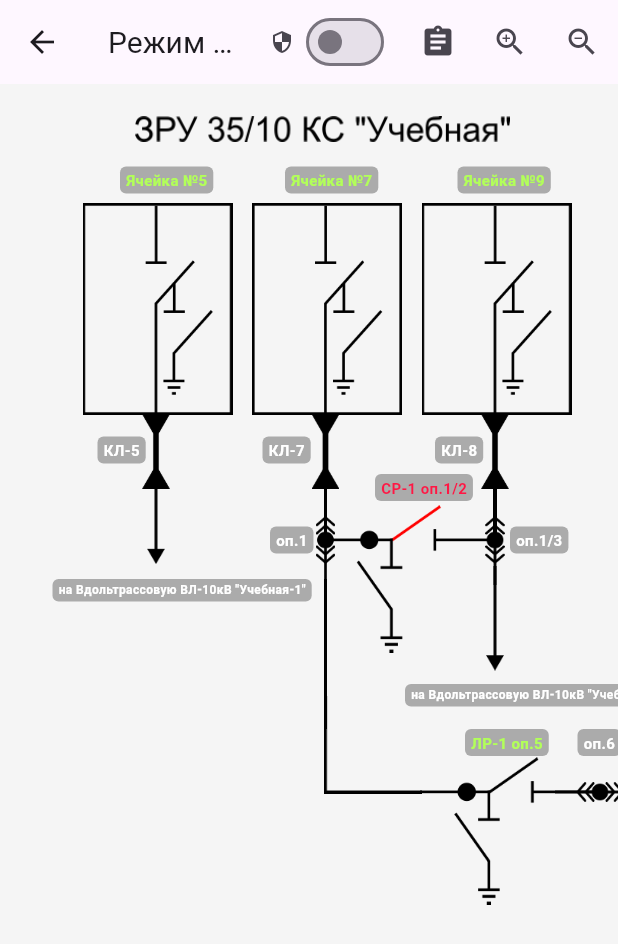
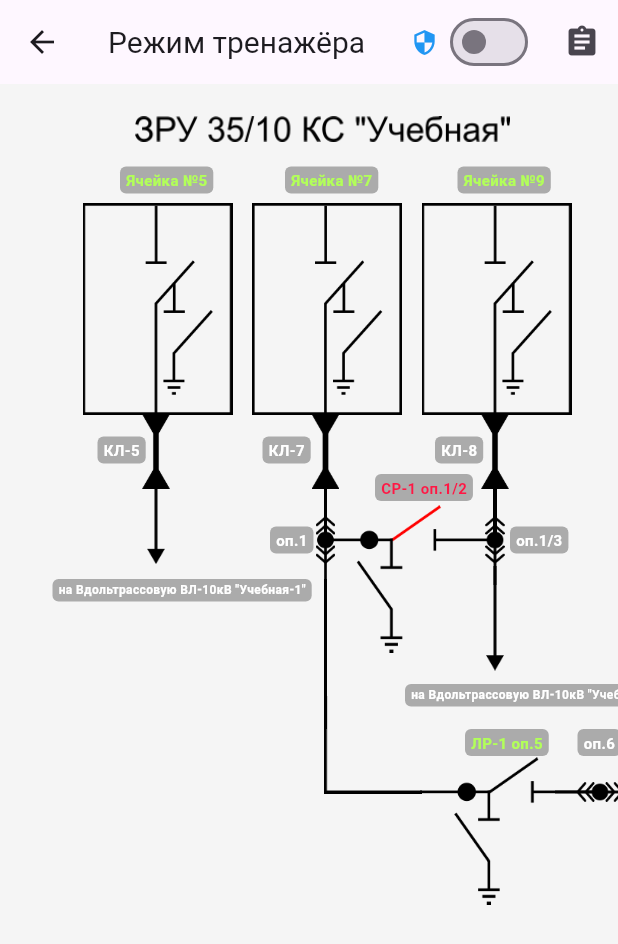
Before and after one commit to AlekseyShkolkin/shema5, a Flutter app: the SchemeScreen screen opened by its route, on a phone screen of 412 x 824 dp. Shown: the top 944 px of the screen. Run offline on Flutter 3.47's test engine with Material 2 defaults, Android fonts, the light colour scheme and no system bars.

Commit message:
modified:   lib/screens/scheme_screen.dart

```diff
--- a/lib/screens/scheme_screen.dart
+++ b/lib/screens/scheme_screen.dart
@@ -1563,9 +1563,7 @@ class _SchemeScreenState extends State<SchemeScreen>
     return Scaffold(
       appBar: AppBar(
         title: Text(
-          _isTaskMode
-              ? _currentTask?.title ?? 'Режим заданий'
-              : 'Режим тренажёра',
+          _isTaskMode ? 'Режим заданий' : 'Режим тренажёра',
           style: const TextStyle(fontSize: 20),
         ),
         leading: IconButton(
@@ -1583,19 +1581,36 @@ class _SchemeScreenState extends State<SchemeScreen>
           },
         ),
         actions: [
-          Tooltip(
-            message: 'Дополнительные мероприятия по подготовке рабочего места',
-            child: Row(
-              children: [
-                const Icon(Icons.security, size: 16),
-                const SizedBox(width: 4),
-                Switch(
-                  value: _enableAdditionalSafetyMeasures,
-                  onChanged: _toggleAdditionalSafetyMeasures,
-                  activeColor: Colors.green,
+          Builder(
+            builder: (context) {
+              final isWideScreen = MediaQuery.of(context).size.width > 600;
+
+              return Tooltip(
+                message:
+                    'Дополнительные мероприятия по подготовке рабочего места',
+                child: Row(
+                  mainAxisSize: MainAxisSize.min,
+                  children: [
+                    if (isWideScreen) ...[
+                      const Text(
+                        'Дополнительные тех.мероприятия',
+                        style: TextStyle(
+                            fontSize: 20, fontWeight: FontWeight.w500),
+                      ),
+                      const SizedBox(width: 6),
+                    ],
+                    const Icon(Icons.security, size: 18, color: Colors.blue),
+                    const SizedBox(width: 4),
+                    Switch(
+                      value: _enableAdditionalSafetyMeasures,
+                      onChanged: _toggleAdditionalSafetyMeasures,
+                      activeColor: Colors.green,
+                      activeTrackColor: Colors.green[200],
+                    ),
+                  ],
                 ),
-              ],
-            ),
+              );
+            },
           ),
           const SizedBox(width: 8),
           if (!_isTaskMode)
@@ -1604,18 +1619,6 @@ class _SchemeScreenState extends State<SchemeScreen>
               onPressed: _showTaskSelection,
               tooltip: 'Выбрать задание',
             ),
-          IconButton(
-            icon: const Icon(Icons.zoom_in),
-            onPressed: () =>
-                setState(() => _scale = (_scale * 1.2).clamp(0.1, 5.0)),
-            tooltip: 'Увеличить',
-          ),
-          IconButton(
-            icon: const Icon(Icons.zoom_out),
-            onPressed: () =>
-                setState(() => _scale = (_scale / 1.2).clamp(0.1, 5.0)),
-            tooltip: 'Уменьшить',
-          ),
         ],
       ),
       body: InteractiveViewer(
```
